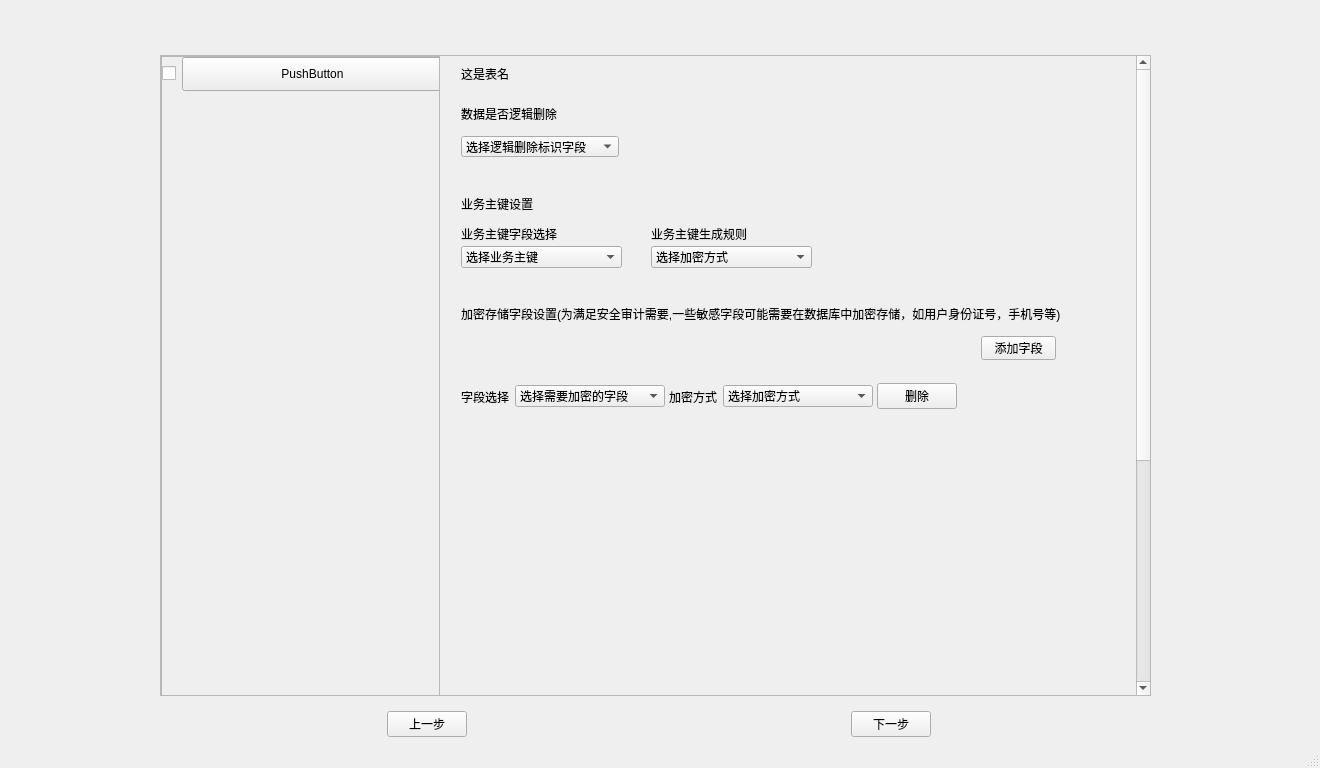
The window that app/ui/MainWindow_copy2.ui (ncepu-iDealStudio/Flask_RESTfulAPI_Codegen_Application) describes before a commit, drawn with Qt 5.
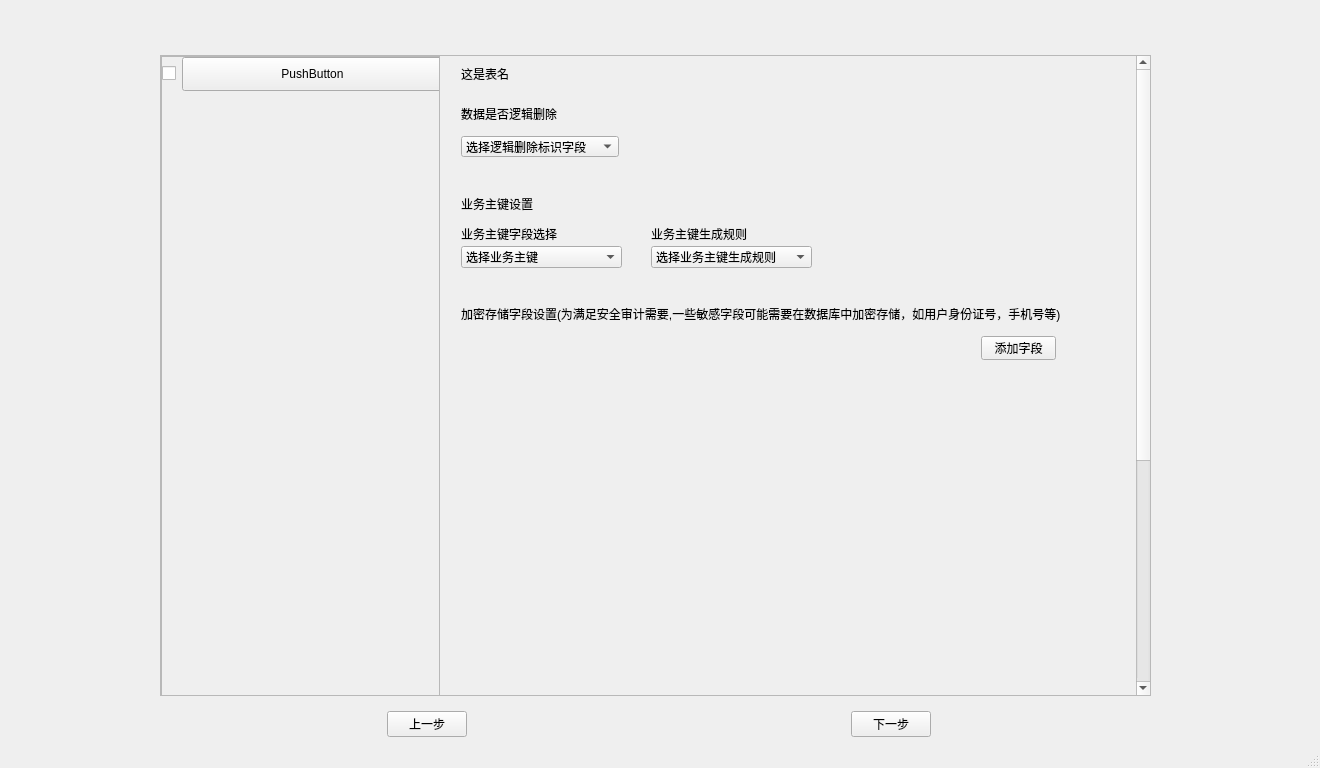
The same window after the commit. The open tabs and pages were chosen to show the change.

Commit message: 表配置页主键添加完善

The edit to the form file:
```diff
--- a/app/ui/MainWindow_copy2.ui
+++ b/app/ui/MainWindow_copy2.ui
@@ -468,7 +468,7 @@
                    </property>
                    <item>
                     <property name="text">
-                     <string>选择加密方式</string>
+                     <string>选择业务主键生成规则</string>
                     </property>
                    </item>
                   </widget>
@@ -485,69 +485,6 @@
                     <string>加密存储字段设置(为满足安全审计需要,一些敏感字段可能需要在数据库中加密存储，如用户身份证号，手机号等)</string>
                    </property>
                   </widget>
-                  <widget class="QWidget" name="verticalLayoutWidget_22">
-                   <property name="geometry">
-                    <rect>
-                     <x>20</x>
-                     <y>320</y>
-                     <width>497</width>
-                     <height>41</height>
-                    </rect>
-                   </property>
-                   <layout class="QHBoxLayout" name="horizontalLayout_4">
-                    <item>
-                     <widget class="QLabel" name="label_20">
-                      <property name="text">
-                       <string>字段选择</string>
-                      </property>
-                     </widget>
-                    </item>
-                    <item>
-                     <widget class="QComboBox" name="comboBox_select_table_field_encrypt">
-                      <property name="minimumSize">
-                       <size>
-                        <width>150</width>
-                        <height>0</height>
-                       </size>
-                      </property>
-                      <item>
-                       <property name="text">
-                        <string>选择需要加密的字段</string>
-                       </property>
-                      </item>
-                     </widget>
-                    </item>
-                    <item>
-                     <widget class="QLabel" name="label_21">
-                      <property name="text">
-                       <string>加密方式</string>
-                      </property>
-                     </widget>
-                    </item>
-                    <item>
-                     <widget class="QComboBox" name="comboBox_select_table_encrypt_type">
-                      <property name="minimumSize">
-                       <size>
-                        <width>150</width>
-                        <height>0</height>
-                       </size>
-                      </property>
-                      <item>
-                       <property name="text">
-                        <string>选择加密方式</string>
-                       </property>
-                      </item>
-                     </widget>
-                    </item>
-                    <item>
-                     <widget class="QPushButton" name="pushButton_delete_field_encrypt">
-                      <property name="text">
-                       <string>删除</string>
-                      </property>
-                     </widget>
-                    </item>
-                   </layout>
-                  </widget>
                   <widget class="QLabel" name="label_isDelete_7">
                    <property name="geometry">
                     <rect>
```
Left out of the diff: 2 changed lines with no effect on the pictures. The commit also changes 1 other file.
